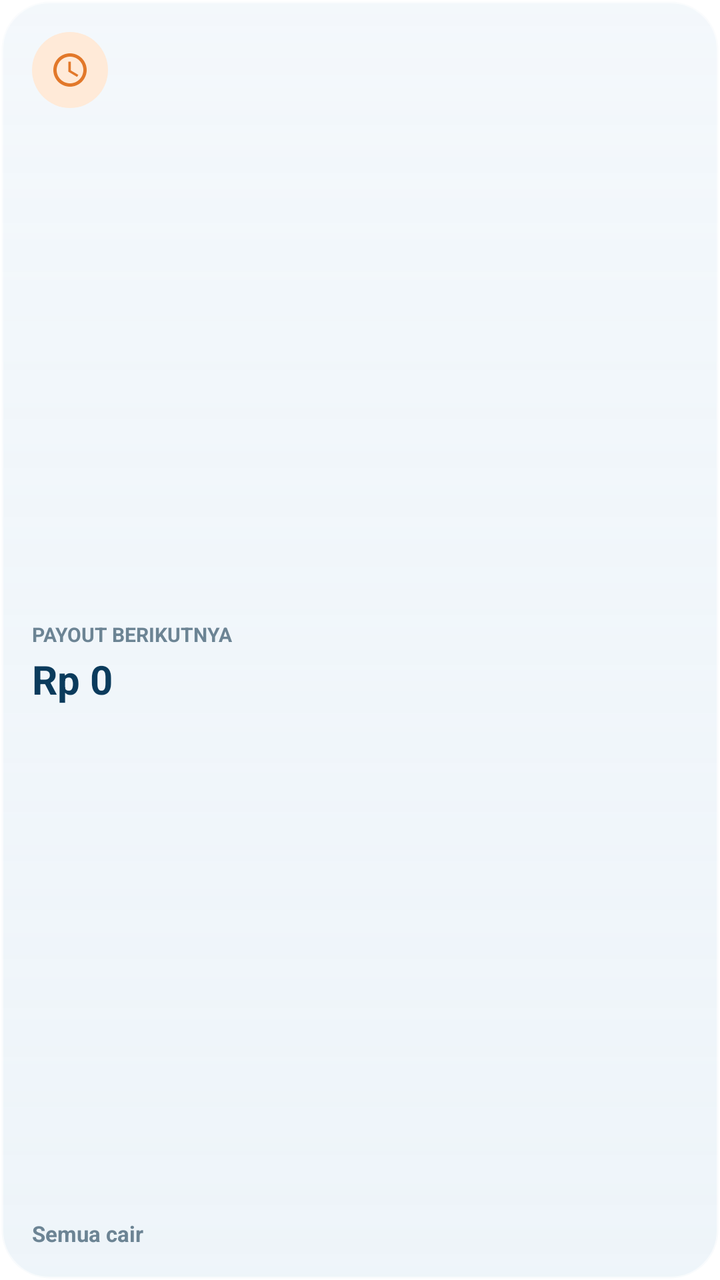
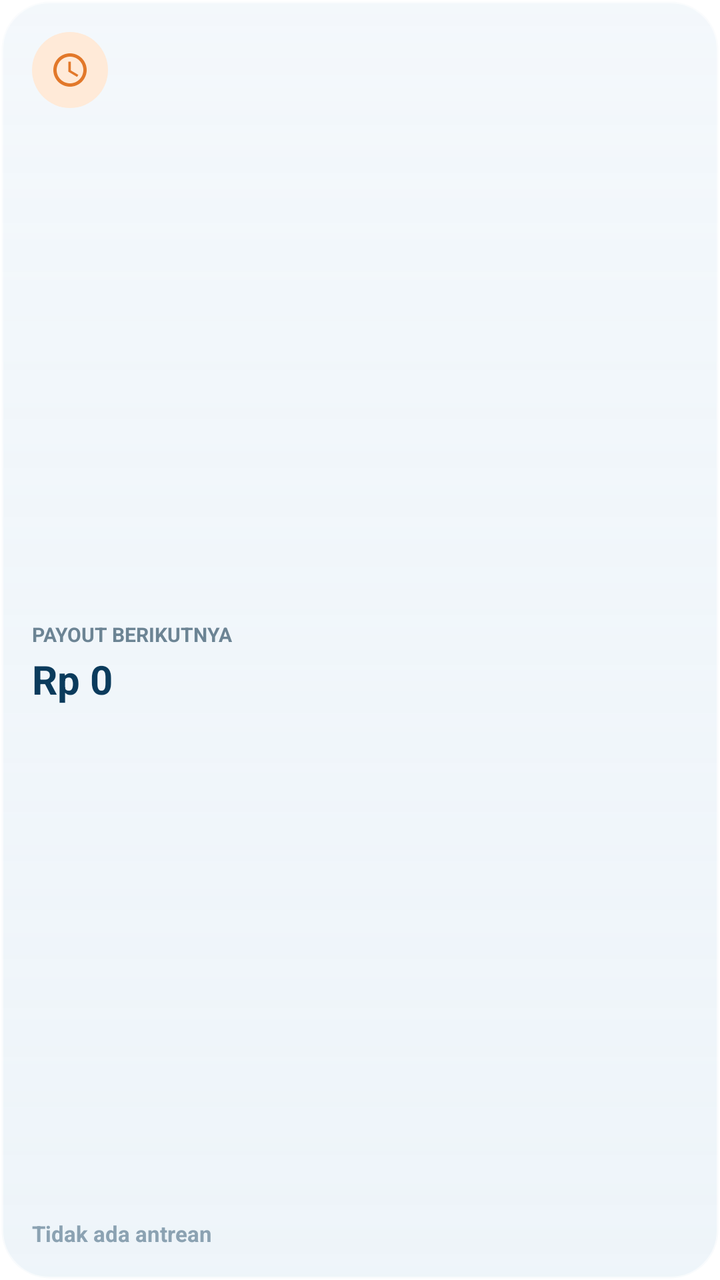

Compare the two renders of this Android layout. The source of the first and the diff that turns it into the second are given below.
<!-- AndroidManifest.xml: fallback theme Theme.MaterialComponents.DayNight.NoActionBar -->
<!-- res/layout/widget_payout_preview.xml -->
<?xml version="1.0" encoding="utf-8"?>
<LinearLayout xmlns:android="http://schemas.android.com/apk/res/android"
    android:id="@+id/widget_root"
    android:layout_width="match_parent"
    android:layout_height="match_parent"
    android:background="@drawable/widget_bg"
    android:orientation="vertical"
    android:padding="16dp">

    <FrameLayout
        android:layout_width="38dp"
        android:layout_height="38dp"
        android:background="@drawable/ic_widget_clock_bg">

        <ImageView
            android:layout_width="20dp"
            android:layout_height="20dp"
            android:layout_gravity="center"
            android:src="@drawable/ic_widget_clock"
            android:contentDescription="Icon Clock" />
    </FrameLayout>

    <FrameLayout
        android:layout_width="0dp"
        android:layout_height="0dp"
        android:layout_weight="1" />

    <TextView
        android:layout_width="wrap_content"
        android:layout_height="wrap_content"
        android:text="PAYOUT BERIKUTNYA"
        android:textColor="#6C8494"
        android:textSize="10sp"
        android:textStyle="bold" />

    <TextView
        android:layout_width="wrap_content"
        android:layout_height="wrap_content"
        android:layout_marginTop="2dp"
        android:text="Rp 0"
        android:textColor="#0B3B5C"
        android:textSize="20sp"
        android:textStyle="bold" />

    <FrameLayout
        android:layout_width="0dp"
        android:layout_height="0dp"
        android:layout_weight="1" />

    <TextView
        android:layout_width="wrap_content"
        android:layout_height="wrap_content"
        android:text="Semua cair"
        android:textColor="#6C8494"
        android:textSize="11sp"
        android:textStyle="bold" />

</LinearLayout>
<!-- resources referenced by this layout -->
<resources>
  <!-- drawable ic_widget_clock (drawable) -->
  <?xml version="1.0" encoding="utf-8"?>
  <vector xmlns:android="http://schemas.android.com/apk/res/android"
      android:width="20dp"
      android:height="20dp"
      android:viewportWidth="24"
      android:viewportHeight="24">
      <path
          android:fillColor="#E2782A"
          android:pathData="M11.99,2C6.47,2 2,6.48 2,12s4.47,10 9.99,10C17.52,22 22,17.52 22,12S17.52,2 11.99,2zM12,20c-4.42,0 -8,-3.58 -8,-8s3.58,-8 8,-8 8,3.58 8,8 -3.58,8 -8,8zm0.5,-13H11v6l5.25,3.15 0.75,-1.23 -4.5,-2.67z"/>
  </vector>
  <!-- drawable ic_widget_clock_bg (drawable) -->
  <?xml version="1.0" encoding="utf-8"?>
  <shape xmlns:android="http://schemas.android.com/apk/res/android"
      android:shape="oval">
      <solid android:color="#FFEAD8" />
  </shape>
  <!-- drawable widget_bg (drawable) -->
  <?xml version="1.0" encoding="utf-8"?>
  <shape xmlns:android="http://schemas.android.com/apk/res/android"
      android:shape="rectangle">
      <corners android:radius="24dp" />
      <gradient
          android:startColor="#E6F2F7FB"
          android:endColor="#CCEAF2F8"
          android:angle="270" />
      <stroke
          android:width="1.5dp"
          android:color="#99FFFFFF" />
  </shape>
</resources>

<!-- the commit's change to res/layout/widget_payout_preview.xml (unified diff, before → after) -->
@@ -50,8 +50,8 @@
     <TextView
         android:layout_width="wrap_content"
         android:layout_height="wrap_content"
-        android:text="Semua cair"
-        android:textColor="#6C8494"
+        android:text="Tidak ada antrean"
+        android:textColor="#8BA2B2"
         android:textSize="11sp"
         android:textStyle="bold" />
 
